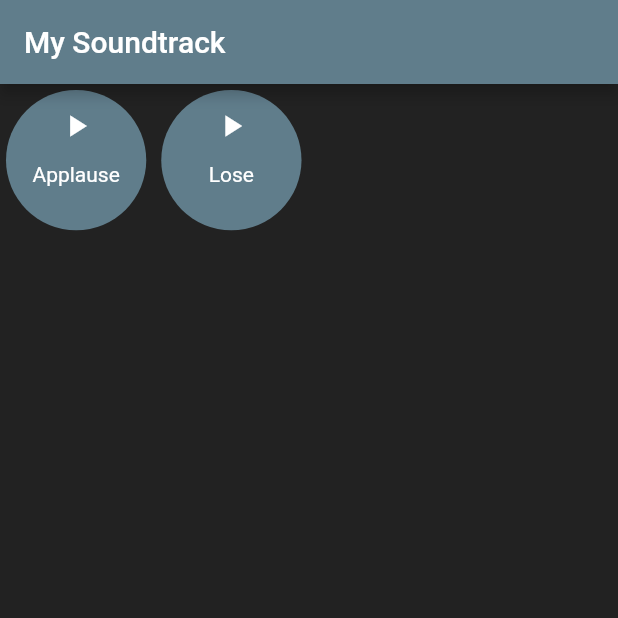
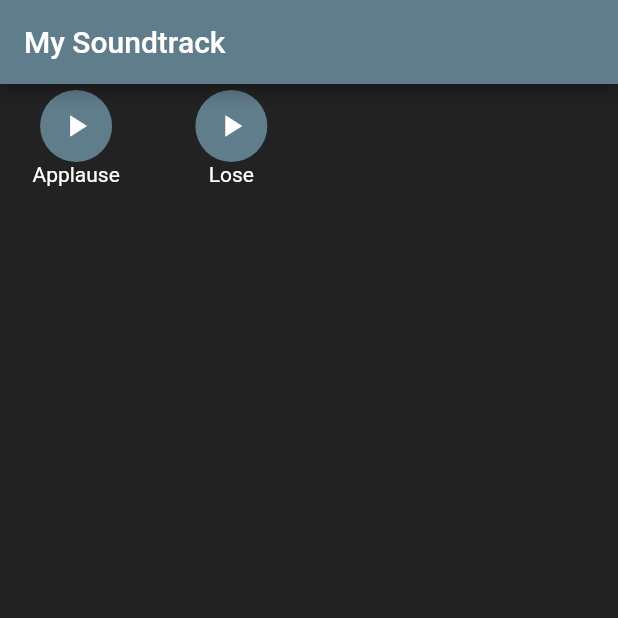
Before and after one commit to waseber/mysoundtrack, a Flutter app: the screen it shows after launch, on a phone screen of 412 x 824 dp, the top half of it. Run offline on Flutter 3.47's test engine with Material 2 defaults, Android fonts, the phone set to English and light mode, and no system bars; our stand-ins replace audioplayers.

Commit message:
adds new container for border radius

```diff
--- a/lib/widgets/soundplayer.dart
+++ b/lib/widgets/soundplayer.dart
@@ -59,14 +59,15 @@ class SoundPlayerState extends State<SoundPlayer>{
   @override
   Widget build(BuildContext context){
     return Container(
-      decoration: BoxDecoration(
-        color: Colors.blueGrey,
-        borderRadius: BorderRadius.circular(50.0)
-      ),
       child: Center(
         child: Column(
           children: <Widget>[
-            IconButton(
+           Container(
+             decoration: BoxDecoration(
+              color: Colors.blueGrey,
+              borderRadius: BorderRadius.circular(50.0)
+            ),
+             child:  IconButton(
               onPressed: () => {
                 setState(() {
                   _playing = !_playing;
@@ -88,6 +89,7 @@ class SoundPlayerState extends State<SoundPlayer>{
                 color: Colors.white,
                 ),
             ),
+           ),
             Text(widget.title, style: TextStyle(color: Colors.white,)),
           ],
         )
```
